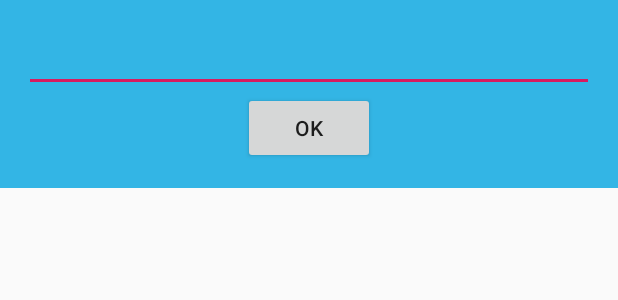
After one commit to veskol1/retrofit-recyclerview-frgaments-viewmodel, an Android app: the layout fragment_b.xml on its own in the app's theme, with its tools: preview values and no code run, on a phone screen of 412 x 824 dp. The commit adds this screen. Shown: the top 300 px of the screen. Run offline under Robolectric (Android 15) with nearby library versions, the phone set to English and light mode, and no system bars.

Commit message:
added files

```diff
--- a/app/build.gradle
+++ b/app/build.gradle
@@ -38,4 +38,7 @@ dependencies {
     implementation 'com.squareup.retrofit2:retrofit:2.7.2'
     implementation 'com.squareup.retrofit2:converter-gson:2.7.2'
     implementation "androidx.fragment:fragment:$fragment_version"
+    implementation "androidx.lifecycle:lifecycle-viewmodel:2.2.0"
+    implementation "androidx.lifecycle:lifecycle-livedata:2.2.0"
+    implementation 'androidx.lifecycle:lifecycle-extensions:2.2.0'
 }
--- a/app/src/main/java/com/example/myapplication/MainActivity.java
+++ b/app/src/main/java/com/example/myapplication/MainActivity.java
@@ -37,6 +37,7 @@ public class MainActivity extends AppCompatActivity {
     RecyclerView.LayoutManager layoutManager;
     RecyclerView.Adapter mAdapter;
     ArrayList<Result> arrayMovies = new ArrayList<>();
+
 
     @Override
     protected void onCreate(Bundle savedInstanceState) {
--- a/app/src/main/java/com/example/myapplication/MyAdapter.java
+++ b/app/src/main/java/com/example/myapplication/MyAdapter.java
@@ -2,6 +2,7 @@ package com.example.myapplication;
 
 import android.content.Context;
 import android.content.Intent;
+import android.os.Bundle;
 import android.util.Log;
 import android.view.LayoutInflater;
 import android.view.View;
@@ -37,6 +38,10 @@ public class MyAdapter extends RecyclerView.Adapter<MyAdapter.MyViewHolder> {
               @Override
               public void onClick(View v) {
                   Intent intent = new Intent(holder.context,SecondActivity.class);
+//                  Bundle bundle = new Bundle();
+//                  bundle.putSerializable("LIST",arrayList);
+//                  intent.putExtra("LIST1",arrayList);
+//                  intent.putExtras(bundle);
                   holder.context.startActivity(intent);
               }
           });
--- a/app/src/main/java/com/example/myapplication/Result.java
+++ b/app/src/main/java/com/example/myapplication/Result.java
@@ -1,6 +1,8 @@
 package com.example.myapplication;
 
-public class Result {
+import java.io.Serializable;
+
+public class Result implements Serializable {
     private String title;
     private String overview;
 
--- /dev/null
+++ b/app/src/main/res/layout/fragment_b.xml
@@ -0,0 +1,21 @@
+<?xml version="1.0" encoding="utf-8"?>
+<LinearLayout xmlns:android="http://schemas.android.com/apk/res/android"
+    android:layout_width="match_parent"
+    android:layout_height="wrap_content"
+    android:background="@android:color/holo_blue_light"
+    android:gravity="center_horizontal"
+    android:orientation="vertical"
+    android:padding="16dp">
+
+    <EditText
+        android:id="@+id/edit_text"
+        android:layout_width="match_parent"
+        android:layout_height="wrap_content" />
+
+    <Button
+        android:id="@+id/button_ok"
+        android:layout_width="wrap_content"
+        android:layout_height="wrap_content"
+        android:text="Ok" />
+
+</LinearLayout>
--- a/app/src/main/res/values/strings.xml
+++ b/app/src/main/res/values/strings.xml
@@ -1,5 +1,5 @@
 <resources>
-    <string name="app_name">My Application</string>
+    <string name="app_name">Retrofit, Fragments and ModelView</string>
 
     <string-array name="pageSelect">
         <item>1</item>
```
Also changed, not shown: app/src/main/java/com/example/myapplication/FragmentA.java (added, +53 -0 lines), app/src/main/java/com/example/myapplication/FragmentActivity.java (deleted, +0 -19 lines), app/src/main/java/com/example/myapplication/FragmentB.java (added, +51 -0 lines), app/src/main/java/com/example/myapplication/SecondActivity.java (+26 -6 lines), app/src/main/java/com/example/myapplication/SharedViewModel.java (added, +19 -0 lines), app/src/main/res/layout/activity_second.xml (+19 -10 lines), app/src/main/res/layout/fragment_a.xml (added, +22 -0 lines), app/src/main/res/layout/fragment_activity.xml (deleted, +0 -8 lines).
